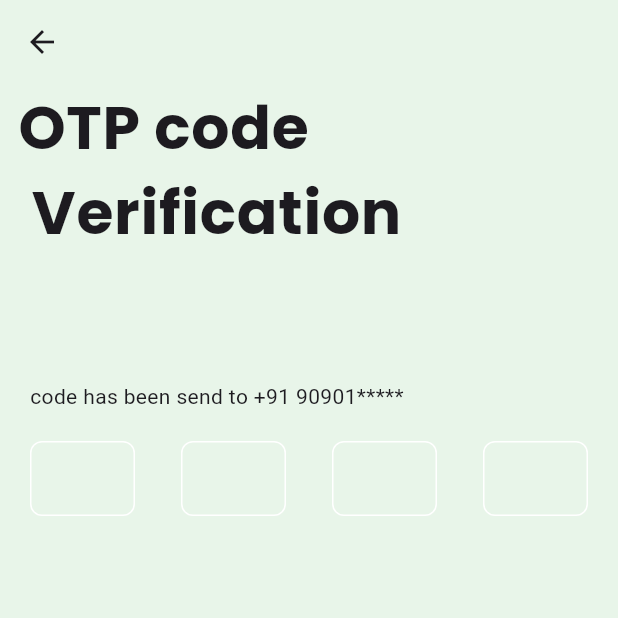
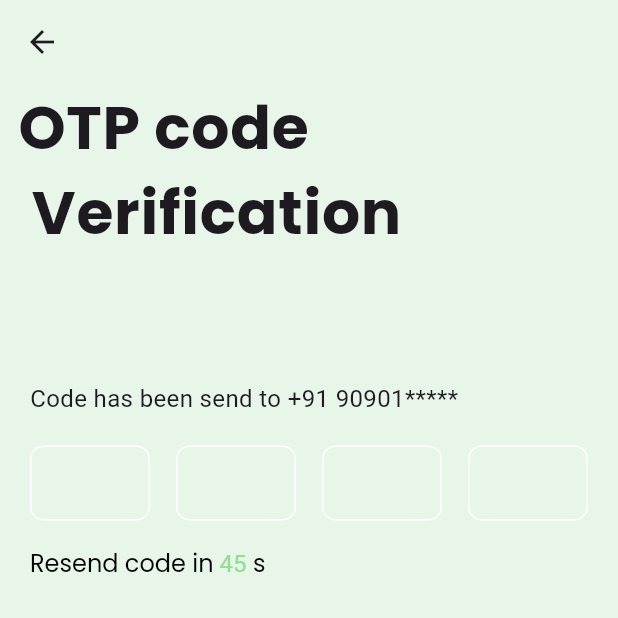
Before and after one commit to Danny00009/Resolved-file, a Flutter app: the screen it shows after launch, on a phone screen of 412 x 824 dp, the top half of it. Run offline on Flutter 3.47's test engine with Material 3 defaults, Android fonts, the light colour scheme and no system bars; drawn by our look-alikes of pin_code_fields; our stand-ins replace google_fonts.

Commit message:
Editted OTP, Added Resend Test

```diff
--- a/lib/otpverifypage.dart
+++ b/lib/otpverifypage.dart
@@ -13,11 +13,13 @@ class OtpPage extends StatelessWidget {
         backgroundColor: Colors.transparent,
         leading: IconButton(
           onPressed: () {},
-          icon: const Icon(Icons.arrow_back),
+          icon: const Icon(
+            Icons.arrow_back_sharp,
+          ),
         ),
       ),
       backgroundColor: Colors.green[50],
-      body: Container(
+      body: SizedBox(
         height: MediaQuery.of(context).size.height,
         child: Column(
           // mainAxisAlignment: MainAxisAlignment.spaceBetween,
@@ -38,17 +40,23 @@ class OtpPage extends StatelessWidget {
                 ),
               ),
             ),
-            SizedBox(
+            const SizedBox(
               height: 4,
             ),
-            Padding(
-              padding: const EdgeInsets.only(
+            const Padding(
+              padding: EdgeInsets.only(
                 left: 20,
                 right: 20,
               ),
-              child: const Text('code has been send to +91 90901*****'),
+              child: Text(
+                'Code has been send to +91 90901*****',
+                style: TextStyle(
+                  fontSize: 16,
+                  // fontWeight: FontWeight.bold,
+                ),
+              ),
             ),
-            SizedBox(
+            const SizedBox(
               height: 20,
             ),
             Padding(
@@ -62,10 +70,12 @@ class OtpPage extends StatelessWidget {
                   PinCodeTextField(
                     appContext: context,
                     length: 4,
+                    keyboardType: TextInputType.number,
+                    enablePinAutofill: true,
                     pinTheme: PinTheme(
                       shape: PinCodeFieldShape.box,
-                      borderRadius: BorderRadius.circular(8),
-                      fieldWidth: 70,
+                      borderRadius: BorderRadius.circular(9),
+                      fieldWidth: 80,
                       selectedFillColor: Colors.white,
                       selectedColor: Colors.white,
                       activeFillColor: Colors.white,
@@ -73,11 +83,39 @@ class OtpPage extends StatelessWidget {
                       inactiveFillColor: Colors.white,
                       activeColor: Colors.white,
                       borderWidth: 1,
-                      selectedBorderWidth: 4,
+                      selectedBorderWidth: 2,
+                      // fieldOuterPadding: EdgeInsets.all(7),
                     ),
+                    onChanged: (value) {},
                   ),
                 ],
               ),
+            ),
+            Padding(
+              padding: const EdgeInsets.only(
+                left: 20,
+                right: 20,
+              ),
+              child: RichText(
+                  text: TextSpan(
+                      text: ('Resend code in'),
+                      style: GoogleFonts.poppins(
+                        textStyle: TextStyle(
+                          color: Colors.black,
+                          fontSize: 16,
+                        ),
+                      ),
+                      children: [
+                    TextSpan(
+                      text: (' 45'),
+                      style: TextStyle(
+                        color: const Color.fromARGB(255, 145, 222, 147),
+                      ),
+                    ),
+                    TextSpan(
+                      text: (' s'),
+                    ),
+                  ])),
             )
           ],
         ),
```
